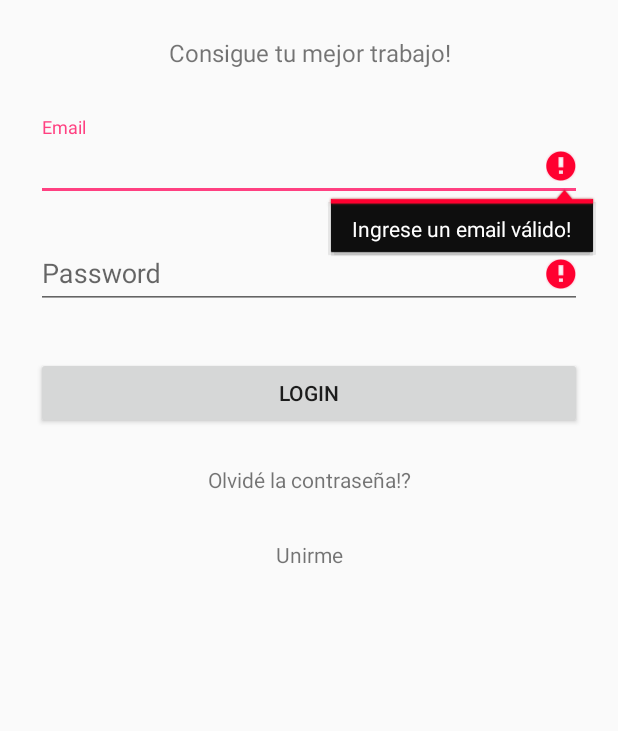
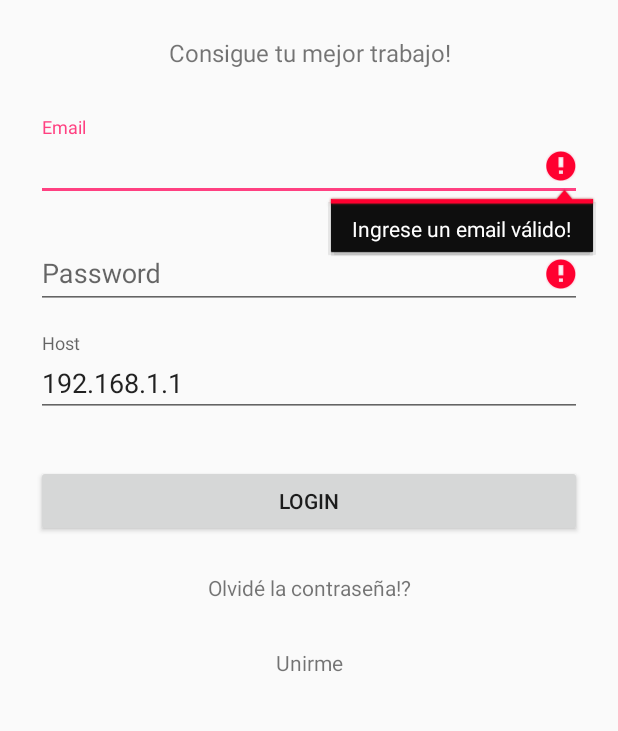
Before and after one commit to 7552-taller2-jobify/client, an Android app: the screen it shows after launch (LoginActivity), after a tap on "LOGIN", on a phone screen of 412 x 824 dp, the part 192-923 px from its top. Run offline under Robolectric (Android 15) with nearby library versions, the phone set to English and light mode, and no system bars; our stand-ins replace Picasso; pictures from the network do not load; 2 statements that could not run were skipped.

Commit message:
Adds the HOST and supports error

```diff
--- a/app/src/main/java/ar/fi/uba/jobify/activities/LoginActivity.java
+++ b/app/src/main/java/ar/fi/uba/jobify/activities/LoginActivity.java
@@ -4,16 +4,15 @@ import android.app.ProgressDialog;
 import android.content.Intent;
 import android.os.Bundle;
 import android.support.v7.app.AppCompatActivity;
-import android.util.Log;
 import android.view.View;
 import android.widget.Button;
 import android.widget.EditText;
 
-import com.google.firebase.iid.FirebaseInstanceId;
-
 import ar.fi.uba.jobify.domains.Token;
 import ar.fi.uba.jobify.server.RestClient;
 import ar.fi.uba.jobify.tasks.auth.PostAuthTask;
+import ar.fi.uba.jobify.utils.AppSettings;
+import ar.fi.uba.jobify.utils.FieldValidator;
 import ar.fi.uba.jobify.utils.MyPreferenceHelper;
 import ar.fi.uba.jobify.utils.MyPreferences;
 import ar.fi.uba.jobify.utils.ShowMessage;
@@ -26,6 +25,7 @@ public class LoginActivity extends AppCompatActivity implements PostAuthTask.Res
 
     private EditText emailText;
     private EditText passwordText;
+    private EditText hostText;
     private Button loginButton;
     private MyPreferences pref = new MyPreferences(this);
     private ProgressDialog progressDialog;
@@ -40,6 +40,7 @@ public class LoginActivity extends AppCompatActivity implements PostAuthTask.Res
         //getSupportActionBar().setDisplayHomeAsUpEnabled(true);
         loginButton = (Button) findViewById(R.id.activity_login_btn_login);
         emailText = (EditText) findViewById(R.id.activity_login_input_email);
+        hostText = (EditText) findViewById(R.id.activity_login_host);
         passwordText = (EditText) findViewById(R.id.activity_login_input_password);
 
 
@@ -66,7 +67,10 @@ public class LoginActivity extends AppCompatActivity implements PostAuthTask.Res
         progressDialog.show();
 
         loginButton.setEnabled(false);
-        if (RestClient.isOnline(this)) new PostAuthTask(this).execute(emailText.getText().toString(), passwordText.getText().toString());
+        if (RestClient.isOnline(this)) {
+            AppSettings.setServerHost(hostText.getText().toString());
+            new PostAuthTask(this).execute(emailText.getText().toString(), passwordText.getText().toString());
+        }
     }
 
 
@@ -127,6 +131,13 @@ public class LoginActivity extends AppCompatActivity implements PostAuthTask.Res
             passwordText.setError(null);
         }
 
+        if (!FieldValidator.isIPValid(hostText.getText().toString())) {
+            hostText.setError("Ingrese una IPv4 válida!");
+            valid = false;
+        } else {
+            hostText.setError(null);
+        }
+
         return valid;
     }
 
--- a/app/src/main/java/ar/fi/uba/jobify/tasks/auth/PostAuthTask.java
+++ b/app/src/main/java/ar/fi/uba/jobify/tasks/auth/PostAuthTask.java
@@ -11,6 +11,7 @@ import java.util.Map;
 import ar.fi.uba.jobify.activities.LoginActivity;
 import ar.fi.uba.jobify.domains.Token;
 import ar.fi.uba.jobify.exceptions.BusinessException;
+import ar.fi.uba.jobify.exceptions.ServerErrorException;
 import ar.fi.uba.jobify.tasks.AbstractTask;
 import ar.fi.uba.jobify.utils.ShowMessage;
 
@@ -32,13 +33,14 @@ public class PostAuthTask extends AbstractTask<String,Void,Token,LoginActivity>
             token = (Token) restClient.post("/users/login", body, headers);
         } catch (BusinessException e) {
             ShowMessage.showSnackbarSimpleMessage(weakReference.get().getCurrentFocus(), e.getMessage());
-        } catch (final Exception e) {
+        } catch (final ServerErrorException e) {
             weakReference.get().runOnUiThread(new Runnable() {
                 public void run() {
                     ShowMessage.toastMessage(weakReference.get().getApplicationContext(), e.getMessage());
                 }
             });
-
+        } catch (Exception e) {
+            ShowMessage.toastMessage(weakReference.get().getApplicationContext(), e.getMessage());
         }
         return token;
     }
--- a/app/src/main/java/ar/fi/uba/jobify/utils/FieldValidator.java
+++ b/app/src/main/java/ar/fi/uba/jobify/utils/FieldValidator.java
@@ -6,6 +6,8 @@ import android.telephony.PhoneNumberUtils;
 import java.text.DecimalFormat;
 import java.text.DecimalFormatSymbols;
 import java.util.Locale;
+import java.util.regex.Matcher;
+import java.util.regex.Pattern;
 
 /**
  * Created by smpiano on 9/28/16.
@@ -74,6 +76,17 @@ public class FieldValidator {
         return appContext.getResources().getConfiguration().locale;
     }
 
+    private static final Pattern IP_ADDRESS = Pattern.compile(
+            "((25[0-5]|2[0-4][0-9]|[0-1][0-9]{2}|[1-9][0-9]|[1-9])\\.(25[0-5]|2[0-4]"
+            + "[0-9]|[0-1][0-9]{2}|[1-9][0-9]|[1-9]|0)\\.(25[0-5]|2[0-4][0-9]|[0-1]"
+            + "[0-9]{2}|[1-9][0-9]|[1-9]|0)\\.(25[0-5]|2[0-4][0-9]|[0-1][0-9]{2}"
+            + "|[1-9][0-9]|[0-9]))");
+
+    public static boolean isIPValid(String ip) {
+        if (ip.isEmpty()) return false;
+        return IP_ADDRESS.matcher(ip).matches();
+    }
+
     public static String showPrice(double price) {
         return TWO_DECIMALS.format(price);
     }
--- a/app/src/main/res/layout/activity_login.xml
+++ b/app/src/main/res/layout/activity_login.xml
@@ -52,6 +52,21 @@ android:fitsSystemWindows="true">
             android:hint="Password"/>
     </android.support.design.widget.TextInputLayout>
 
+    <!-- HOST -->
+    <android.support.design.widget.TextInputLayout
+        android:layout_width="match_parent"
+        android:layout_height="wrap_content"
+        android:layout_marginTop="8dp"
+        android:layout_marginBottom="8dp">
+        <EditText android:id="@+id/activity_login_host"
+            android:layout_width="match_parent"
+            android:layout_height="wrap_content"
+            android:inputType="number"
+            android:hint="Host"
+            android:text="192.168.1.1"
+            android:digits="1234567890." />
+    </android.support.design.widget.TextInputLayout>
+
     <android.support.v7.widget.AppCompatButton
         android:id="@+id/activity_login_btn_login"
         android:layout_width="fill_parent"
```
Also changed, not shown: app/src/main/java/ar/fi/uba/jobify/utils/AppSettings.java (+5 -3 lines), gradle/wrapper/gradle-wrapper.properties, 1 other file.
